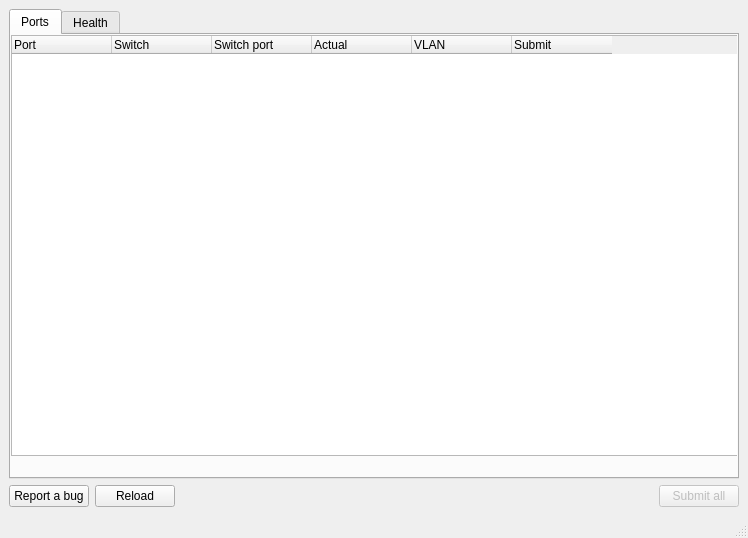
Above: NewGui.ui from germandutchwindtunnels/nettools before the change. Below: the same form after it.
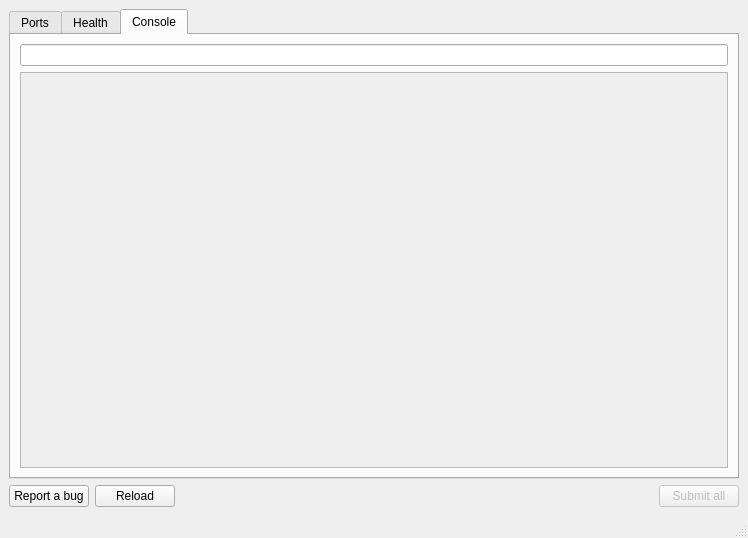
That is the form after the change.

Commit message:
Added a tab for the Direct command line
switchable per switch which device should recieve the command.
However the command is not recieved properly yet

```diff
--- a/NewGui.ui
+++ b/NewGui.ui
@@ -14,11 +14,11 @@
    <string>Port Configurator</string>
   </property>
   <widget class="QWidget" name="centralwidget">
-   <layout class="QVBoxLayout" name="verticalLayout">
-    <item>
+   <layout class="QGridLayout" name="gridLayout_2">
+    <item row="0" column="0">
      <widget class="QTabWidget" name="tabWidget">
       <property name="currentIndex">
-       <number>0</number>
+       <number>2</number>
       </property>
       <widget class="QWidget" name="PortsTab">
        <property name="contextMenuPolicy">
@@ -27,15 +27,9 @@
        <attribute name="title">
         <string>Ports</string>
        </attribute>
+       <layout class="QGridLayout" name="gridLayout_5">
+        <item row="0" column="0">
        <widget class="QTreeWidget" name="ports">
-        <property name="geometry">
-         <rect>
-          <x>0</x>
-          <y>0</y>
-          <width>730</width>
-          <height>421</height>
-         </rect>
-        </property>
         <attribute name="headerStretchLastSection">
          <bool>false</bool>
         </attribute>
@@ -70,6 +64,8 @@
          </property>
         </column>
        </widget>
+        </item>
+       </layout>
       </widget>
       <widget class="QWidget" name="HealthTab">
        <attribute name="title">
@@ -104,9 +100,41 @@
         </column>
        </widget>
       </widget>
-     </widget>
-    </item>
-    <item>
+      <widget class="QWidget" name="console">
+       <attribute name="title">
+        <string>Console</string>
+       </attribute>
+       <layout class="QGridLayout" name="gridLayout_3">
+        <item row="1" column="0">
+         <widget class="QScrollArea" name="scrollArea">
+          <property name="widgetResizable">
+           <bool>true</bool>
+          </property>
+          <widget class="QWidget" name="scrollAreaWidgetContents">
+           <property name="geometry">
+            <rect>
+             <x>0</x>
+             <y>0</y>
+             <width>704</width>
+             <height>376</height>
+            </rect>
+           </property>
+           <layout class="QGridLayout" name="gridLayout">
+            <item row="0" column="0">
+             <layout class="QGridLayout" name="gridLayout_6"/>
+            </item>
+           </layout>
+          </widget>
+         </widget>
+        </item>
+        <item row="0" column="0">
+         <widget class="QLineEdit" name="ConsoleInput"/>
+        </item>
+       </layout>
+      </widget>
+     </widget>
+    </item>
+    <item row="1" column="0">
      <layout class="QHBoxLayout" name="horizontalLayout">
       <item>
        <widget class="QPushButton" name="buttonBugReport">
```
Left out of the diff: 12 changed lines with no effect on the pictures. Lines whose indentation alone changed are shown as unchanged. The commit also changes 2 other files.
